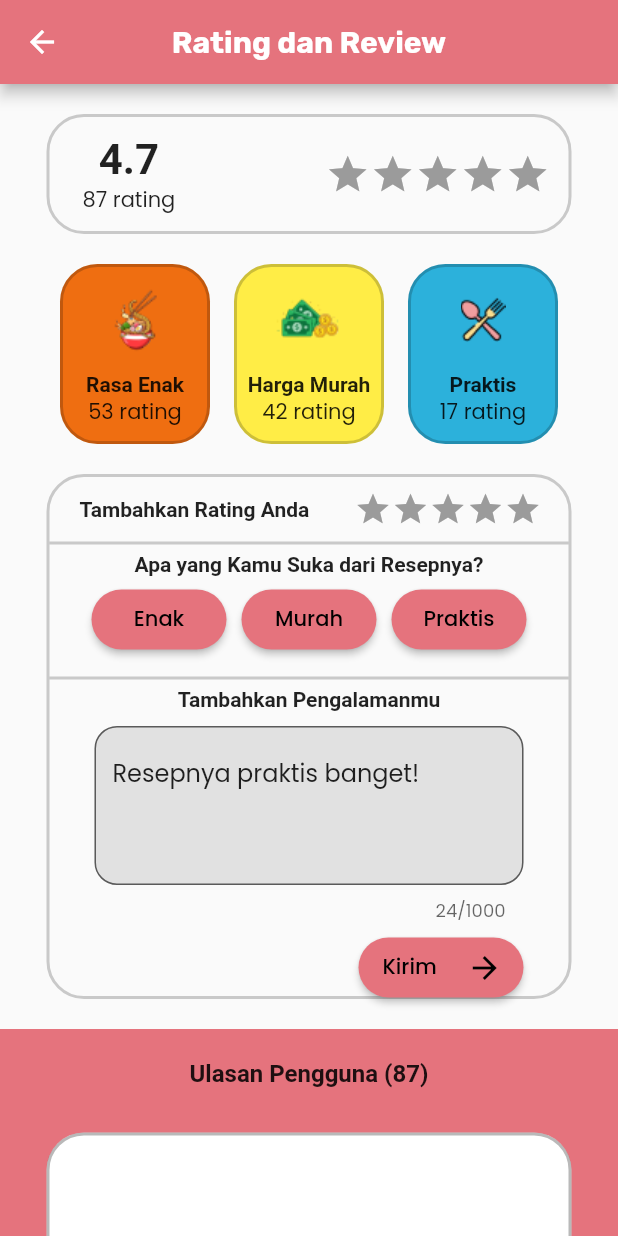
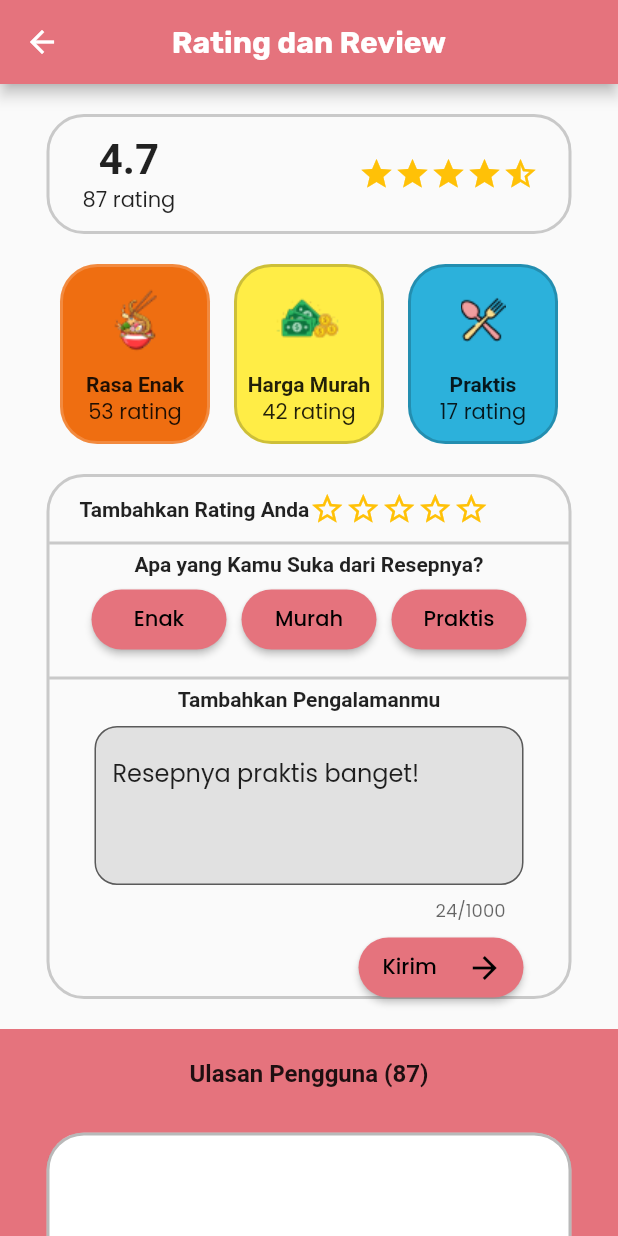
Before and after one commit to Wery-wer/COOKOS_RPL, a Flutter app: the RatingPage screen opened directly, on a phone screen of 412 x 824 dp. Run offline on Flutter 3.47's test engine with Material 2 defaults, Android fonts, the phone set to English and light mode, and no system bars; drawn by our look-alikes of flutter_rating_bar; our stand-ins replace get, google_fonts; Roboto replaces fonts that are missing (Nuito Sans).

```diff
--- a/lib/screen/rating_review.dart
+++ b/lib/screen/rating_review.dart
@@ -1,9 +1,13 @@
 import 'package:flutter/material.dart';
 import 'package:flutter/services.dart';
 import 'package:flutter_rating_bar/flutter_rating_bar.dart';
+import 'package:flutter_dev/widget/ShowRatingStars.dart';
+import 'package:flutter_dev/widget/RatingStars.dart';
 
 class RatingPage extends StatefulWidget {
   const RatingPage({super.key});
+
+
 
   @override
   State<RatingPage> createState() => _RatingPageState();
@@ -12,16 +16,26 @@ class RatingPage extends StatefulWidget {
 class _RatingPageState extends State<RatingPage> {
   TextEditingController kirimController = TextEditingController();
   TextEditingController reviewController =
-      TextEditingController(text: 'Resepnya praktis banget!');
+  TextEditingController(text: 'Resepnya praktis banget!');
   TextEditingController enakController = TextEditingController();
   TextEditingController murahController = TextEditingController();
   TextEditingController praktisController = TextEditingController();
+  int ratingFromRatingStars = 0;
+
+  void handleRatingChange(int newRating) {
+    setState(() {
+      ratingFromRatingStars = newRating;
+    });
+
+  }
 
   void _kirim() {
     String kirim = kirimController.text;
     String enak = enakController.text;
     String murah = murahController.text;
     String praktis = praktisController.text;
+    print(ratingFromRatingStars); // kirim ke database
+
   }
 
 
@@ -61,7 +75,7 @@ class _RatingPageState extends State<RatingPage> {
                   )),
               child: Row(
                 crossAxisAlignment: CrossAxisAlignment.center,
-                mainAxisAlignment: MainAxisAlignment.start,
+                mainAxisAlignment: MainAxisAlignment.spaceBetween,
                 children: [
                   //===============Hasil Rating(input dtbs)===============
                   Container(
@@ -84,17 +98,8 @@ class _RatingPageState extends State<RatingPage> {
                   ),
                   //=========================RATING BINTANG DR DTBS==========================
                   Container(
-                      margin: EdgeInsets.only(left: 100),
-                      child: RatingBar.builder(
-                          direction: Axis.horizontal,
-                          itemSize: 30,
-                          itemBuilder: (context, _) => Icon(
-                                Icons.star,
-                                color: Color.fromARGB(255, 255, 191, 0),
-                              ),
-                          onRatingUpdate: (rating) {
-                            ; // controller kirim (mengirim hasil rating ke database)
-                          })
+                      margin: EdgeInsets.only(right: 20),
+                      child: ShowRatingStars(rating: 4.7),  //angka diubah dari database
                   ),
                 ],
               ),
@@ -131,7 +136,7 @@ class _RatingPageState extends State<RatingPage> {
                     decoration: BoxDecoration(
                         color: Color.fromRGBO(239, 110, 17, 83),
                         border: Border.all(
-                            color: Color.fromARGB(50, 0, 0, 0), width: 2.0),
+                            color: Color.fromARGB(49, 255, 255, 255), width: 2.0),
                         borderRadius: BorderRadius.all(Radius.circular(25))),
                   ),
                   Container(
@@ -224,17 +229,9 @@ class _RatingPageState extends State<RatingPage> {
                               ),
                             )),
                         Container(
-                            margin: EdgeInsets.only(left: 30),
-                            child: RatingBar.builder(
-                                direction: Axis.horizontal,
-                                itemSize: 25,
-                                itemBuilder: (context, _) => Icon(
-                                      Icons.star,
-                                      color: Color.fromARGB(255, 255, 191, 0),
-                                    ),
-                                onRatingUpdate: (rating) {
-                                  _kirim(); // controller kirim (mengirim hasil rating ke database)
-                                })),
+                            child: RatingStars(onRatingChanged: handleRatingChange)
+
+                            ),
                       ],
                     ),
                     decoration: BoxDecoration(
@@ -268,7 +265,7 @@ class _RatingPageState extends State<RatingPage> {
                               width: 90,
                               margin: EdgeInsets.symmetric(horizontal: 5),
                               child: ElevatedButton(
-                                onPressed: _kirim,
+                                onPressed: (){enakController;},
                                 child: Container(
                                   child: Text('Enak'),
                                 ),
--- /dev/null
+++ b/lib/widget/RatingStars.dart
@@ -0,0 +1,39 @@
+import 'package:flutter/material.dart';
+
+class RatingStars extends StatefulWidget {
+  final Function(int) onRatingChanged; // Callback function
+
+  RatingStars({required this.onRatingChanged});
+
+  @override
+  _RatingStarsState createState() => _RatingStarsState();
+}
+
+class _RatingStarsState extends State<RatingStars> {
+  int rating = 0;
+
+  void updateRating(int newRating) {
+    setState(() {
+      rating = newRating;
+    });
+
+    widget.onRatingChanged(rating);
+  }
+
+  @override
+  Widget build(BuildContext context) {
+    return Row(
+      children: List.generate(5, (index) {
+        return GestureDetector(
+          onTap: () {
+            updateRating(index + 1);
+          },
+          child: Icon(
+            index < rating ? Icons.star : Icons.star_border,
+            color: Colors.amber,
+          ),
+        );
+      }),
+    );
+  }
+}
--- /dev/null
+++ b/lib/widget/ShowRatingStars.dart
@@ -0,0 +1,28 @@
+import 'package:flutter/material.dart';
+
+class ShowRatingStars extends StatelessWidget {
+  final double rating;
+
+  ShowRatingStars({required this.rating});
+
+  @override
+  Widget build(BuildContext context) {
+    return Row(
+      children: List.generate(5, (index) {
+        double starValue = index + 1;
+
+        // Determine the icon for the star based on the rating value
+        Icon starIcon;
+        if (starValue <= rating) {
+          starIcon = Icon(Icons.star, color: Colors.amber);
+        } else if (starValue - 0.5 <= rating) {
+          starIcon = Icon(Icons.star_half, color: Colors.amber);
+        } else {
+          starIcon = Icon(Icons.star_border, color: Colors.amber);
+        }
+
+        return starIcon;
+      }),
+    );
+  }
+}
```
Also changed, not shown: lib/main.dart (+14 -10 lines), lib/model/Resep.dart (added, +28 -0 lines), lib/screen/Melihat_profile.dart (+7 -0 lines), lib/screen/edit_profile.dart (+7 -0 lines), lib/screen/login.dart (+13 -1 lines), lib/screen/logout.dart (+7 -0 lines), lib/screen/meilhat_resep.dart (added, +247 -0 lines), lib/screen/test.dart (added, +27 -0 lines).
